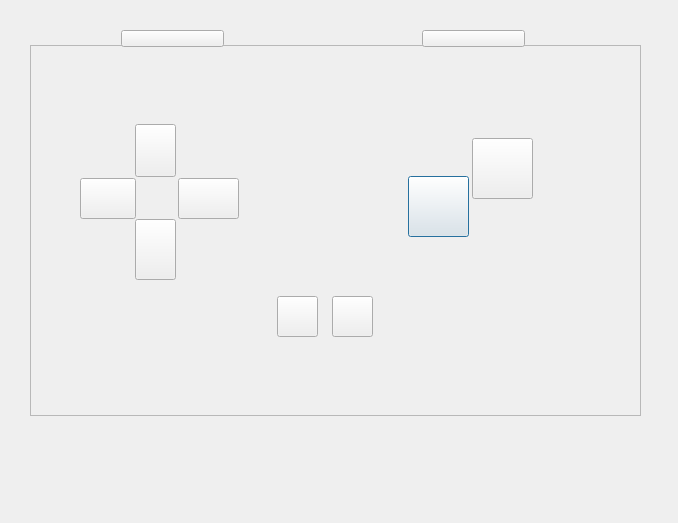
Old version of the form inputmanager.ui in the repository ahmed-agiza/Jupiter.
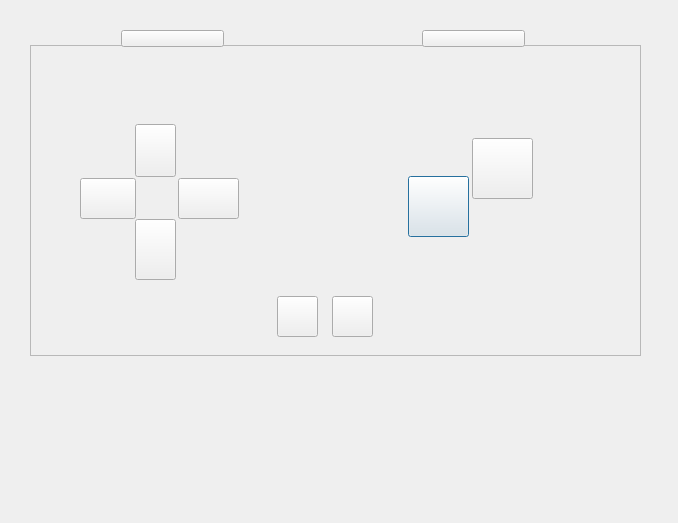
New version of the form. Icons and pictures are not drawn.

Diff of the .ui file:
```diff
--- a/inputmanager.ui
+++ b/inputmanager.ui
@@ -22,7 +22,7 @@
      <x>30</x>
      <y>45</y>
      <width>611</width>
-     <height>371</height>
+     <height>311</height>
     </rect>
    </property>
    <property name="styleSheet">
```
Left out of the diff: 42 changed lines with no effect on the pictures.
